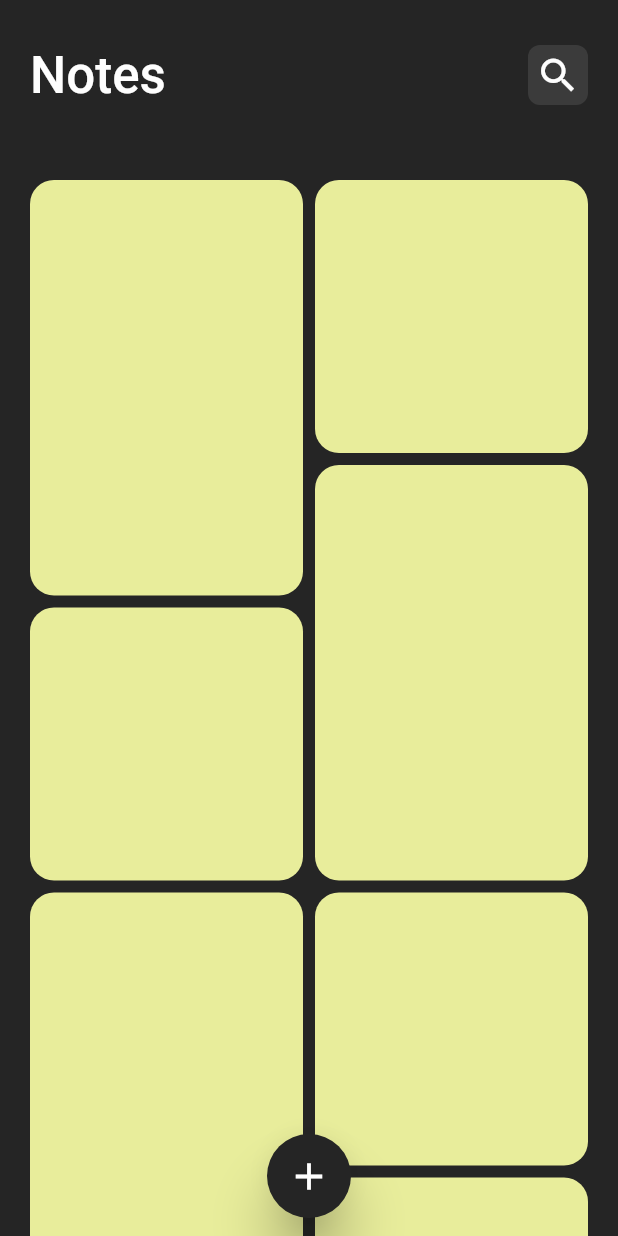
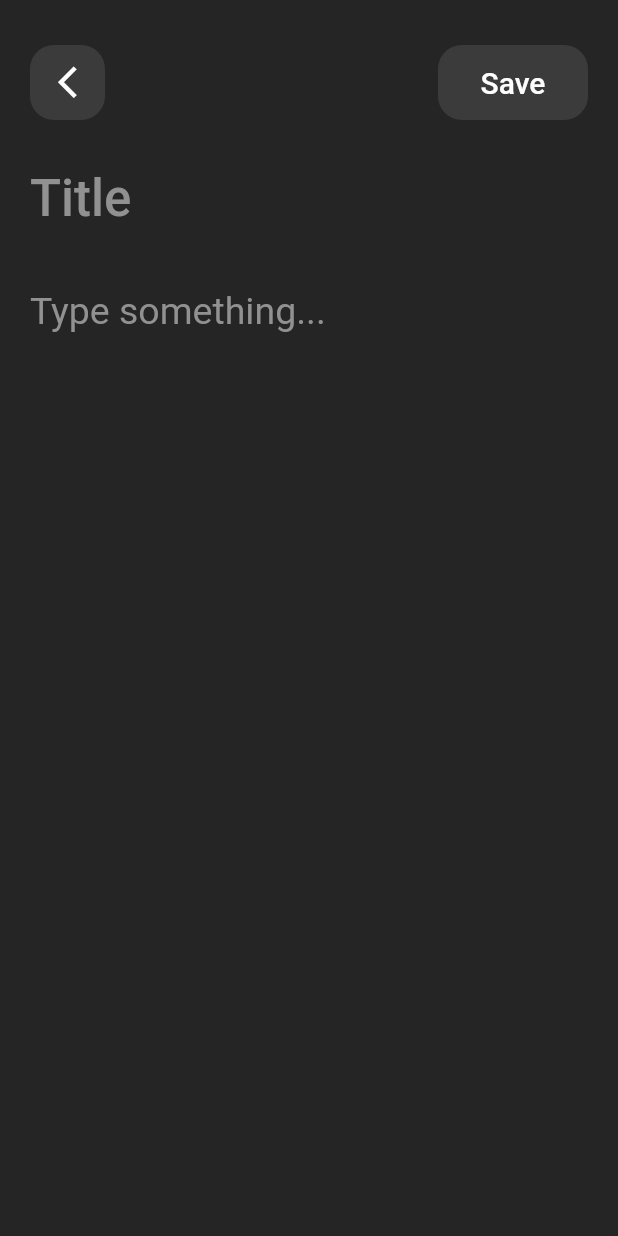
Before and after one commit to MerseniBilel/NoteKeeperFlutter, a Flutter app: the screen it shows after launch, after a tap on the "add" icon, on a phone screen of 412 x 824 dp. Run offline on Flutter 3.47's test engine with Material 2 defaults, Android fonts, the phone set to English and light mode, and no system bars; our stand-ins replace google_fonts.

Commit message:
ui done 😊🧡 waiting for sqlLite 🔥🔥

```diff
--- a/lib/components/OneNote.dart
+++ b/lib/components/OneNote.dart
@@ -1,7 +1,4 @@
 import 'package:flutter/material.dart';
-import 'package:google_fonts/google_fonts.dart';
-
-import '../globals.dart';
 
 Widget noteCard(int index, Color randColor) => Container(
       decoration: BoxDecoration(
--- a/lib/globals.dart
+++ b/lib/globals.dart
@@ -2,3 +2,5 @@ import 'package:flutter/cupertino.dart';
 
 final boxdecColor = Color(0xFF3B3B3B);
 final textColor = Color(0xFFFEFEFE);
+final hintColor = Color(0xFF919191);
+final contentColor = Color(0xFFD6D6D6);
--- /dev/null
+++ b/lib/widgets/AddNote.dart
@@ -0,0 +1,131 @@
+import 'package:flutter/material.dart';
+import 'package:google_fonts/google_fonts.dart';
+
+import '../globals.dart';
+
+class AddNote extends StatefulWidget {
+  @override
+  _AddNoteState createState() => _AddNoteState();
+}
+
+class _AddNoteState extends State<AddNote> {
+  final _formkey = GlobalKey<FormState>();
+
+  String _title = '';
+  String _noteContent = '';
+  DateTime _date = DateTime.now();
+
+  @override
+  Widget build(BuildContext context) {
+    return Scaffold(
+      body: GestureDetector(
+        onTap: () => FocusScope.of(context).unfocus(),
+        child: SingleChildScrollView(
+          child: Container(
+            padding: EdgeInsets.only(left: 20, right: 20, top: 30),
+            child: SafeArea(
+              child: Column(
+                children: [
+                  Row(
+                    mainAxisAlignment: MainAxisAlignment.spaceBetween,
+                    children: [
+                      GestureDetector(
+                        onTap: () => Navigator.pop(context),
+                        child: Container(
+                          height: 50,
+                          width: 50,
+                          decoration: BoxDecoration(
+                            color: boxdecColor,
+                            borderRadius: BorderRadius.circular(16.0),
+                          ),
+                          child: Center(
+                            child: Icon(
+                              Icons.arrow_back_ios_new,
+                              size: 25.0,
+                              color: textColor,
+                            ),
+                          ),
+                        ),
+                      ),
+                      GestureDetector(
+                        onTap: () => print('save the article'),
+                        child: Container(
+                          height: 50,
+                          width: 100,
+                          decoration: BoxDecoration(
+                            color: boxdecColor,
+                            borderRadius: BorderRadius.circular(16.0),
+                          ),
+                          child: Center(
+                            child: Text(
+                              'Save',
+                              style: GoogleFonts.roboto(
+                                textStyle:
+                                    Theme.of(context).textTheme.headline6,
+                                fontWeight: FontWeight.w500,
+                                color: textColor,
+                              ),
+                            ),
+                          ),
+                        ),
+                      ),
+                    ],
+                  ),
+                  SizedBox(
+                    height: 20.0,
+                  ),
+                  Form(
+                    key: _formkey,
+                    child: Column(
+                      children: [
+                        TextField(
+                          keyboardType: TextInputType.multiline,
+                          maxLines: null,
+                          style: GoogleFonts.roboto(
+                            textStyle: Theme.of(context).textTheme.headline4,
+                            fontWeight: FontWeight.bold,
+                            color: textColor,
+                          ),
+                          decoration: InputDecoration(
+                              border: InputBorder.none,
+                              hintText: 'Title',
+                              hintStyle: GoogleFonts.roboto(
+                                textStyle:
+                                    Theme.of(context).textTheme.headline4,
+                                color: hintColor,
+                                fontWeight: FontWeight.w500,
+                              )),
+                        ),
+                        SizedBox(
+                          height: 10.0,
+                        ),
+                        TextField(
+                          keyboardType: TextInputType.multiline,
+                          maxLines: null,
+                          style: GoogleFonts.roboto(
+                            fontSize: 18.0,
+                            fontWeight: FontWeight.w400,
+                            height: 1.5,
+                            color: contentColor,
+                          ),
+                          decoration: InputDecoration(
+                              border: InputBorder.none,
+                              hintText: 'Type something...',
+                              hintStyle: GoogleFonts.roboto(
+                                fontSize: 25.0,
+                                color: hintColor,
+                                fontWeight: FontWeight.w400,
+                              )),
+                        )
+                      ],
+                    ),
+                  ),
+                ],
+              ),
+            ),
+          ),
+        ),
+      ),
+    );
+  }
+}
--- a/lib/widgets/Home.dart
+++ b/lib/widgets/Home.dart
@@ -2,6 +2,7 @@ import 'package:flutter/material.dart';
 import 'package:flutter_staggered_grid_view/flutter_staggered_grid_view.dart';
 import 'package:google_fonts/google_fonts.dart';
 import 'package:notekeeper/components/OneNote.dart';
+import 'package:notekeeper/widgets/AddNote.dart';
 import '../globals.dart';
 import 'dart:math';
 
@@ -32,13 +33,18 @@ class _HomeState extends State<Home> {
       floatingActionButton: FloatingActionButton(
         backgroundColor: Theme.of(context).primaryColor,
         child: Icon(Icons.add, size: 30.0),
-        onPressed: () => print(_randomColorNumber()),
+        onPressed: () => Navigator.push(
+          context,
+          MaterialPageRoute(
+            builder: (_) => AddNote(),
+          ),
+        ),
         elevation: 15,
       ),
       floatingActionButtonLocation:
           FloatingActionButtonLocation.miniCenterFloat,
       body: Padding(
-        padding: const EdgeInsets.only(left: 20, right: 20, top: 30),
+        padding: EdgeInsets.only(left: 20, right: 20, top: 30),
         child: SafeArea(
             child: Column(
           children: [
@@ -54,11 +60,11 @@ class _HomeState extends State<Home> {
                   ),
                 ),
                 Container(
-                  height: 40,
-                  width: 40,
+                  height: 50,
+                  width: 50,
                   decoration: BoxDecoration(
                     color: boxdecColor,
-                    borderRadius: BorderRadius.circular(8.0),
+                    borderRadius: BorderRadius.circular(16.0),
                   ),
                   child: Icon(
                     Icons.search,
```
